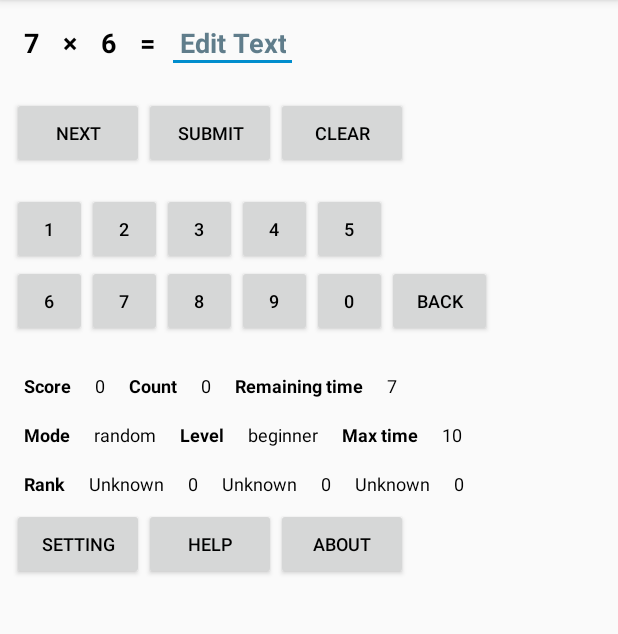
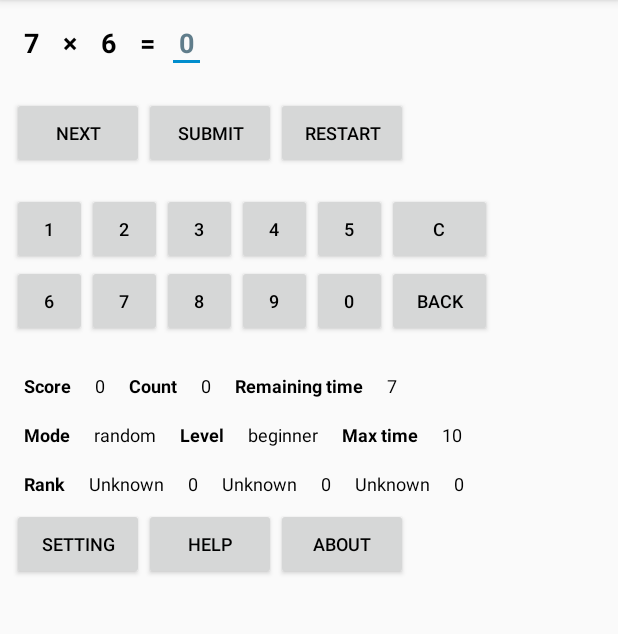
Before and after one commit to wonsang/CalculusQuiz, an Android app: the screen it shows after launch (MainActivity), on a phone screen of 412 x 824 dp, the part 84-718 px from its top. Run offline under Robolectric (Android 15) with nearby library versions, the phone set to English and light mode, and no system bars.

Commit message:
Added clear button

```diff
--- a/src/app/src/main/java/com/wy/calculus/MainActivity.java
+++ b/src/app/src/main/java/com/wy/calculus/MainActivity.java
@@ -41,6 +41,7 @@ public class MainActivity extends Activity {
 	private Button button3;
 	private Button button4;
 	private Button button5;
+	private Button cleanbutton;
 	private Button button6;
 	private Button button7;
 	private Button button8;
@@ -129,6 +130,7 @@ public class MainActivity extends Activity {
 		button3 = (Button) findViewById(R.id.button3);
 		button4 = (Button) findViewById(R.id.button4);
 		button5 = (Button) findViewById(R.id.button5);
+		cleanbutton = (Button) findViewById(R.id.cleanbutton);
 		button6 = (Button) findViewById(R.id.button6);
 		button7 = (Button) findViewById(R.id.button7);
 		button8 = (Button) findViewById(R.id.button8);
@@ -292,11 +294,17 @@ public class MainActivity extends Activity {
 			@Override
 			public void onClick(View _v) {
 				if (answeredit.getText().toString().length() == 0) {
-					answeredit.setText("");
+					answeredit.setText("0");
 				}
 				else {
 					answeredit.setText(String.valueOf((long)(Double.parseDouble(answeredit.getText().toString()) / 10)));
 				}
+			}
+		});
+		cleanbutton.setOnClickListener(new View.OnClickListener() {
+			@Override
+			public void onClick(View _v) {
+				answeredit.setText("0");
 			}
 		});
 
--- a/src/app/src/main/res/layout/main.xml
+++ b/src/app/src/main/res/layout/main.xml
@@ -57,11 +57,13 @@
 			android:layout_height="wrap_content"
 			android:padding="8dp"
 			android:gravity="right"
+			android:text="0"
 			android:textSize="18sp"
 			android:textStyle="bold"
 			android:textColor="#000000"
-			android:hint="Edit Text"
+			android:hint="0"
 			android:textColorHint="#607D8B"
+			android:singleLine="true"
 			/>
 		<TextView
 			android:id="@+id/resulttext"
@@ -110,7 +112,7 @@
 			android:layout_width="wrap_content"
 			android:layout_height="wrap_content"
 			android:padding="8dp"
-			android:text="Clear"
+			android:text="Restart"
 			android:textSize="12sp"
 			android:textColor="#000000"
 			/>
@@ -166,6 +168,15 @@
 			android:layout_height="wrap_content"
 			android:padding="8dp"
 			android:text="5"
+			android:textSize="12sp"
+			android:textColor="#000000"
+			/>
+		<Button
+			android:id="@+id/cleanbutton"
+			android:layout_width="70dp"
+			android:layout_height="wrap_content"
+			android:padding="8dp"
+			android:text="C"
 			android:textSize="12sp"
 			android:textColor="#000000"
 			/>
```
Also changed, not shown: 2 other files.
